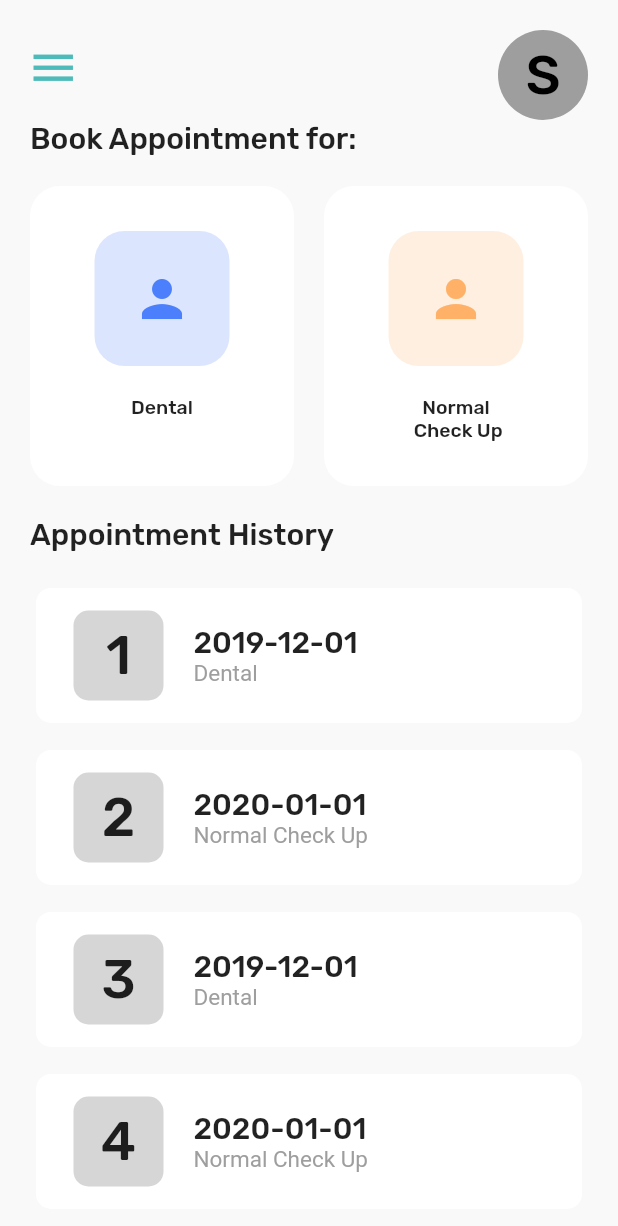
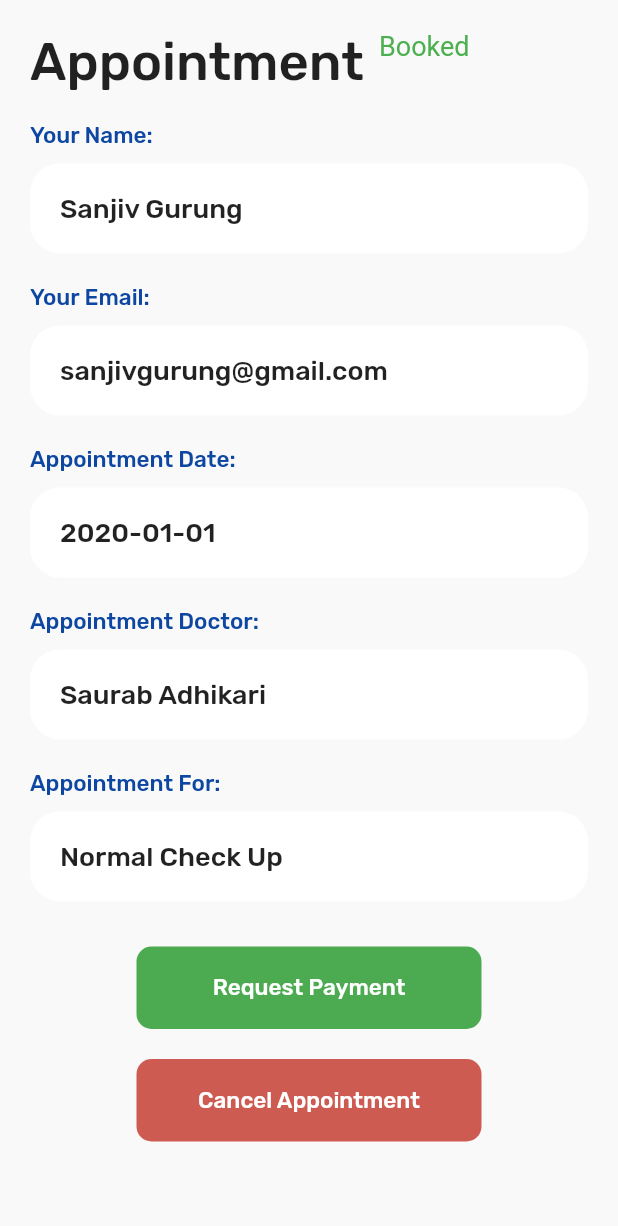
Before and after one commit to Sheikhsoft/darpan_dental_home, a Flutter app: the screen it shows after launch, on a phone screen of 412 x 824 dp. Shown: the top 1226 px of the screen. Run offline on Flutter 3.47's test engine with Material 2 defaults, Android fonts, the phone set to English and light mode, and no system bars.

Commit message:
BookedAppointment

```diff
--- a/lib/appoitment.dart
+++ b/lib/appoitment.dart
@@ -1,5 +1,8 @@
 class Appointment {
+  String name;
+  String email;
   String appointmentDate;
+  String appointedDoctor;
   String appointmentType;
-  Appointment({this.appointmentDate,this.appointmentType});
+  Appointment({this.name,this.email,this.appointmentDate,this.appointedDoctor,this.appointmentType});
 }
--- /dev/null
+++ b/lib/presentation/custom_icons.dart
@@ -0,0 +1,31 @@
+/// Flutter icons MyFlutterApp
+/// Copyright (C) 2020 by original authors @ fluttericon.com, fontello.com
+/// This font was generated by FlutterIcon.com, which is derived from Fontello.
+///
+/// To use this font, place it in your fonts/ directory and include the
+/// following in your pubspec.yaml
+///
+/// flutter:
+///   fonts:
+///    - family:  MyFlutterApp
+///      fonts:
+///       - asset: fonts/MyCustomIcons.ttf
+///
+///
+/// * Font Awesome, Copyright (C) 2016 by Dave Gandy
+///         Author:    Dave Gandy
+///         License:   SIL ()
+///         Homepage:  http://fortawesome.github.com/Font-Awesome/
+///
+import 'package:flutter/widgets.dart';
+
+class MyCustomIcons {
+  MyCustomIcons._();
+
+  static const _kFontFam = 'MyCustomIcons';
+  static const _kFontPkg = null;
+
+  static const IconData teeth = IconData(0xe800, fontFamily: _kFontFam, fontPackage: _kFontPkg);
+  static const IconData heart_1 = IconData(0xe801, fontFamily: _kFontFam, fontPackage: _kFontPkg);
+  static const IconData heart = IconData(0xe804, fontFamily: _kFontFam, fontPackage: _kFontPkg);
+}
--- a/lib/screen/authenticate/register.dart
+++ b/lib/screen/authenticate/register.dart
@@ -16,8 +16,8 @@ class _RegisterState extends State<Register> {
   Widget build(BuildContext context) {
     return Scaffold(
       backgroundColor: Color(0xfff9f9f9),
-      body: SafeArea(
-        child: SingleChildScrollView(
+      body: SingleChildScrollView(
+        child: SafeArea(
           child: Column(
             crossAxisAlignment: CrossAxisAlignment.start,
             children: <Widget>[
--- a/lib/screen/authenticate/sign_in.dart
+++ b/lib/screen/authenticate/sign_in.dart
@@ -69,7 +69,9 @@ class _SignInState extends State<SignIn> {
                 ),
               ),
               SizedBox(height: 20,),
-              MaterialButton(
+              Padding(
+                padding: const EdgeInsets.only(bottom: 20),
+                child: MaterialButton(
                   height: 55,
                   minWidth: 230,
                   elevation: 0,
@@ -83,7 +85,7 @@ class _SignInState extends State<SignIn> {
                     style: TextStyle(fontFamily: 'Rubik', fontSize: 15, color: Colors.white),
                   ),
                 ),
-              SizedBox(height: 20,)
+              ),
             ],
           ),
         ),
--- /dev/null
+++ b/lib/screen/home/booked_appointment.dart
@@ -0,0 +1,245 @@
+import 'package:darpandentalhome/appoitment.dart';
+import 'package:darpandentalhome/shared/const.dart';
+import 'package:flutter/material.dart';
+
+class BookedAppointment extends StatefulWidget {
+  @override
+  _BookedAppointmentState createState() => _BookedAppointmentState();
+}
+
+class _BookedAppointmentState extends State<BookedAppointment> {
+
+  @override
+  Widget build(BuildContext context) {
+    return Scaffold(
+      backgroundColor: Color(0xfff9f9f9),
+      body: SingleChildScrollView(
+        child: SafeArea(
+          child: Column(
+            mainAxisAlignment: MainAxisAlignment.start,
+            crossAxisAlignment: CrossAxisAlignment.start,
+            children: <Widget>[
+              Container(
+                padding: EdgeInsets.fromLTRB(20, 20, 0, 10),
+                child: Row(
+                  mainAxisAlignment: MainAxisAlignment.start,
+                  crossAxisAlignment: CrossAxisAlignment.start,
+                  children: <Widget>[
+                    Text(
+                      'Appointment',
+                      style: TextStyle(
+                        fontSize: 35,
+                        fontFamily: 'Rubik',
+                      ),
+                    ),
+                    SizedBox(width: 10,),
+                    Text(
+                      'Booked',
+                      style: TextStyle(
+                        fontSize: 18,
+                        color: Colors.green
+                      ),
+                    )
+                  ],
+                ),
+              ),
+              Padding(
+                padding: const EdgeInsets.fromLTRB(20,10,20,0),
+                child: Text(
+                  'Your Name:',
+                  style: TextStyle(
+                    fontFamily: 'Rubik',
+                    fontSize: 15,
+                    color: Colors.blue[900]
+                  ),
+                )
+              ),
+              Padding(
+                padding: const EdgeInsets.fromLTRB(20,10,20,10),
+                child: Container(
+                  width: MediaQuery. of(context). size. width,
+                  height: 60,
+                    decoration: textInputtedDecoration,
+                    child: Align(
+                      alignment: Alignment.centerLeft,
+                      child: Padding(
+                        padding: const EdgeInsets.only(left: 20),
+                        child: Text(
+                          'Sanjiv Gurung',
+                          style: TextStyle(
+                            fontSize: 18,
+                            fontFamily: 'Rubik'
+                          ),
+                        ),
+                      ),
+                    ),
+                ),
+              ),
+              Padding(
+                  padding: const EdgeInsets.fromLTRB(20,10,20,0),
+                  child: Text(
+                    'Your Email:',
+                    style: TextStyle(
+                        fontFamily: 'Rubik',
+                        fontSize: 15,
+                        color: Colors.blue[900]
+                    ),
+                  )
+              ),
+              Padding(
+                padding: const EdgeInsets.fromLTRB(20,10,20,10),
+                child: Container(
+                  width: MediaQuery. of(context). size. width,
+                  height: 60,
+                  decoration: textInputtedDecoration,
+                  child: Align(
+                    alignment: Alignment.centerLeft,
+                    child: Padding(
+                      padding: const EdgeInsets.only(left: 20),
+                      child: Text(
+                        'sanjivgurung@gmail.com',
+                        style: TextStyle(
+                            fontSize: 18,
+                            fontFamily: 'Rubik'
+                        ),
+                      ),
+                    ),
+                  ),
+                ),
+              ),
+              Padding(
+                  padding: const EdgeInsets.fromLTRB(20,10,20,0),
+                  child: Text(
+                    'Appointment Date:',
+                    style: TextStyle(
+                        fontFamily: 'Rubik',
+                        fontSize: 15,
+                        color: Colors.blue[900]
+                    ),
+                  )
+              ),
+              Padding(
+                padding: const EdgeInsets.fromLTRB(20,10,20,10),
+                child: Container(
+                  width: MediaQuery. of(context). size. width,
+                  height: 60,
+                  decoration: textInputtedDecoration,
+                  child: Align(
+                    alignment: Alignment.centerLeft,
+                    child: Padding(
+                      padding: const EdgeInsets.only(left: 20),
+                      child: Text(
+                        '2020-01-01',
+                        style: TextStyle(
+                            fontSize: 18,
+                            fontFamily: 'Rubik'
+                        ),
+                      ),
+                    ),
+                  ),
+                ),
+              ),
+              Padding(
+                  padding: const EdgeInsets.fromLTRB(20,10,20,0),
+                  child: Text(
+                    'Appointment Doctor:',
+                    style: TextStyle(
+                        fontFamily: 'Rubik',
+                        fontSize: 15,
+                        color: Colors.blue[900]
+                    ),
+                  )
+              ),
+              Padding(
+                padding: const EdgeInsets.fromLTRB(20,10,20,10),
+                child: Container(
+                  width: MediaQuery. of(context). size. width,
+                  height: 60,
+                  decoration: textInputtedDecoration,
+                  child: Align(
+                    alignment: Alignment.centerLeft,
+                    child: Padding(
+                      padding: const EdgeInsets.only(left: 20),
+                      child: Text(
+                        'Saurab Adhikari',
+                        style: TextStyle(
+                            fontSize: 18,
+                            fontFamily: 'Rubik'
+                        ),
+                      ),
+                    ),
+                  ),
+                ),
+              ),
+              Padding(
+                  padding: const EdgeInsets.fromLTRB(20,10,20,0),
+                  child: Text(
+                    'Appointment For:',
+                    style: TextStyle(
+                        fontFamily: 'Rubik',
+                        fontSize: 15,
+                        color: Colors.blue[900]
+                    ),
+                  )
+              ),
+              Padding(
+                padding: const EdgeInsets.fromLTRB(20,10,20,10),
+                child: Container(
+                  width: MediaQuery. of(context). size. width,
+                  height: 60,
+                  decoration: textInputtedDecoration,
+                  child: Align(
+                    alignment: Alignment.centerLeft,
+                    child: Padding(
+                      padding: const EdgeInsets.only(left: 20),
+                      child: Text(
+                        'Normal Check Up',
+                        style: TextStyle(
+                            fontSize: 18,
+                            fontFamily: 'Rubik'
+                        ),
+                      ),
+                    ),
+                  ),
+                ),
+              ),
+              SizedBox(height: 20,),
+              Center(
+                child: MaterialButton(
+                  height: 55,
+                  minWidth: 230,
+                  elevation: 0,
+                  shape: RoundedRectangleBorder(borderRadius: new BorderRadius.circular(10.0)),
+                  color: Color(0xff4CAB50),
+                  onPressed: () {},
+                  child: Text(
+                    'Request Payment',
+                    style: TextStyle(fontFamily: 'Rubik', fontSize: 15, color: Colors.white),
+                  ),
+                ),
+              ),
+              SizedBox(height: 20,),
+              Center(
+                child: Padding(
+                  padding: const EdgeInsets.only(bottom: 20),
+                  child: MaterialButton(
+                    height: 55,
+                    minWidth: 230,
+                    elevation: 0,
+                    shape: RoundedRectangleBorder(borderRadius: new BorderRadius.circular(10.0)),
+                    color: Color(0xffCE5B51),
+                    onPressed: () {},
+                    child: Text(
+                      'Cancel Appointment',
+                      style: TextStyle(fontFamily: 'Rubik', fontSize: 15, color: Colors.white),
+                    ),
+                  ),
+                ),
+              ),
+            ],
+          ),
+        ),
+      ),
+    );
+  }
+}
--- a/lib/screen/home/home.dart
+++ b/lib/screen/home/home.dart
@@ -1,10 +1,10 @@
 import 'package:darpandentalhome/appoitment.dart';
+import 'package:darpandentalhome/presentation/custom_icons.dart';
 import 'package:darpandentalhome/screen/home/card_class.dart';
 import 'package:flutter/cupertino.dart';
 import 'package:flutter/material.dart';
 
 class Home extends StatefulWidget {
-
   @override
   _HomeState createState() => _HomeState();
 }
@@ -107,7 +107,7 @@ class _HomeState extends State<Home> {
                                           Radius.circular(20)
                                       ),
                                     ),
-                                    child: Icon(Icons.person,size: 40,color: Color(0xff4B7FFB)),
+                                    child: Icon(MyCustomIcons.teeth,size: 40,color: Color(0xff4B7FFB)),
                                   ),
                                   SizedBox(height: 20,),
                                   Text(
@@ -151,7 +151,7 @@ class _HomeState extends State<Home> {
                                             Radius.circular(20)
                                         ),
                                       ),
-                                      child: Icon(Icons.person,size: 40,color: Color(0xffFFB167),),
+                                      child: Icon(MyCustomIcons.heart,size: 40,color: Color(0xffFFB167),),
                                     ),
                                     SizedBox(height: 20,),
                                     Text(
--- /dev/null
+++ b/lib/screen/home/splash.dart
@@ -0,0 +1,56 @@
+import 'package:flutter/cupertino.dart';
+import 'package:flutter/material.dart';
+
+class Splash extends StatelessWidget {
+  @override
+  Widget build(BuildContext context) {
+    return Scaffold(
+      backgroundColor: Color(0xfff9f9f9),
+      body: SingleChildScrollView(
+        child: SafeArea(
+          child: Column(
+            children: <Widget>[
+              Container(
+                width: MediaQuery. of(context). size. width,
+                child: Image.asset('assets/images/Illustration.png', fit: BoxFit.contain,),
+              ),
+              Column(
+                mainAxisAlignment: MainAxisAlignment.center,
+                crossAxisAlignment: CrossAxisAlignment.start,
+                children: <Widget>[
+                  Center(
+                    child: Text(
+                      'Welcome to \n Darpan Dental Home',
+                      textAlign: TextAlign.center,
+                      style: TextStyle(
+                          fontFamily: 'Rubik',
+                          fontSize: 35
+                      ),
+                    ),
+                  ),
+                  SizedBox(height: 20,),
+                  Center(child: Text('We are here to serve you.')),
+                  SizedBox(height: 40,),
+                  Center(
+                    child: MaterialButton(
+                      height: 55,
+                      minWidth: 230,
+                      elevation: 0,
+                      shape: RoundedRectangleBorder(borderRadius: new BorderRadius.circular(10.0)),
+                      color: Color(0xff4CBBB9),
+                      onPressed: () {},
+                      child: Text(
+                        'Get Started',
+                        style: TextStyle(fontFamily: 'Rubik', fontSize: 15, color: Colors.white),
+                      ),
+                    ),
+                  ),
+                ],
+              ),
+            ],
+          ),
+        ),
+      ),
+    );
+  }
+}
--- a/lib/screen/wrapper.dart
+++ b/lib/screen/wrapper.dart
@@ -1,10 +1,12 @@
 import 'package:darpandentalhome/screen/authenticate/authenticate.dart';
+import 'package:darpandentalhome/screen/home/booked_appointment.dart';
 import 'package:darpandentalhome/screen/home/home.dart';
+import 'package:darpandentalhome/screen/home/splash.dart';
 import 'package:flutter/material.dart';
 
 class Wrapper extends StatelessWidget {
   @override
   Widget build(BuildContext context) {
-    return Home();
+    return BookedAppointment();
   }
 }
--- a/lib/shared/const.dart
+++ b/lib/shared/const.dart
@@ -11,3 +11,9 @@ const textInputDecoration = InputDecoration(
     borderRadius: BorderRadius.all(Radius.circular(10)),
   ),
 );
+const textInputtedDecoration = BoxDecoration(
+  color: Colors.white,
+  borderRadius: BorderRadius.all(
+    Radius.circular(20)
+  ),
+);
--- a/pubspec.yaml
+++ b/pubspec.yaml
@@ -23,11 +23,9 @@ dependencies:
   # The following adds the Cupertino Icons font to your application.
   # Use with the CupertinoIcons class for iOS style icons.
   cupertino_icons: ^0.1.2
-
 dev_dependencies:
   flutter_test:
     sdk: flutter
-
 
 # For information on the generic Dart part of this file, see the
 # following page: https://dart.dev/tools/pub/pubspec
@@ -61,6 +59,9 @@ flutter:
         - asset: assets/fonts/Rubik-Medium.ttf
         - asset: assets/fonts/Rubik-Bold.ttf
           weight: 700
+    - family: MyCustomIcons
+      fonts:
+        - asset: assets/fonts/MyCustomIcons.ttf
   #   - family: Trajan Pro
   #     fonts:
   #       - asset: fonts/TrajanPro.ttf
```
Also changed, not shown: assets/fonts/MyCustomIcons.ttf (added), assets/images/Illustration.png. Lines whose indentation alone changed are shown as unchanged.
